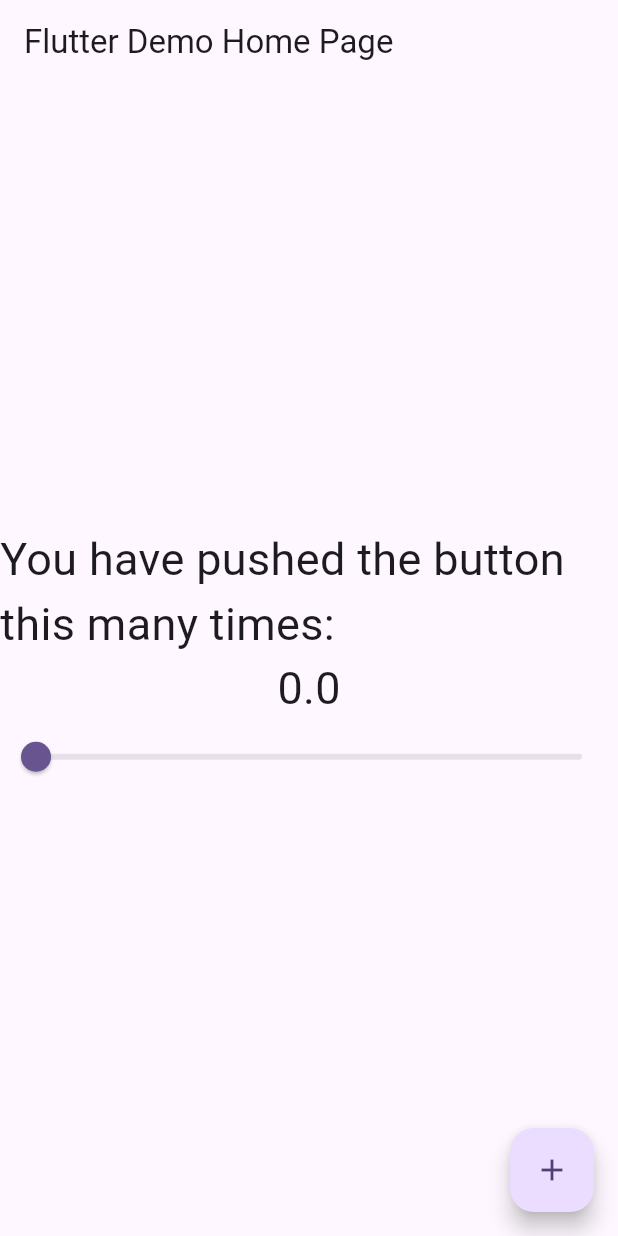
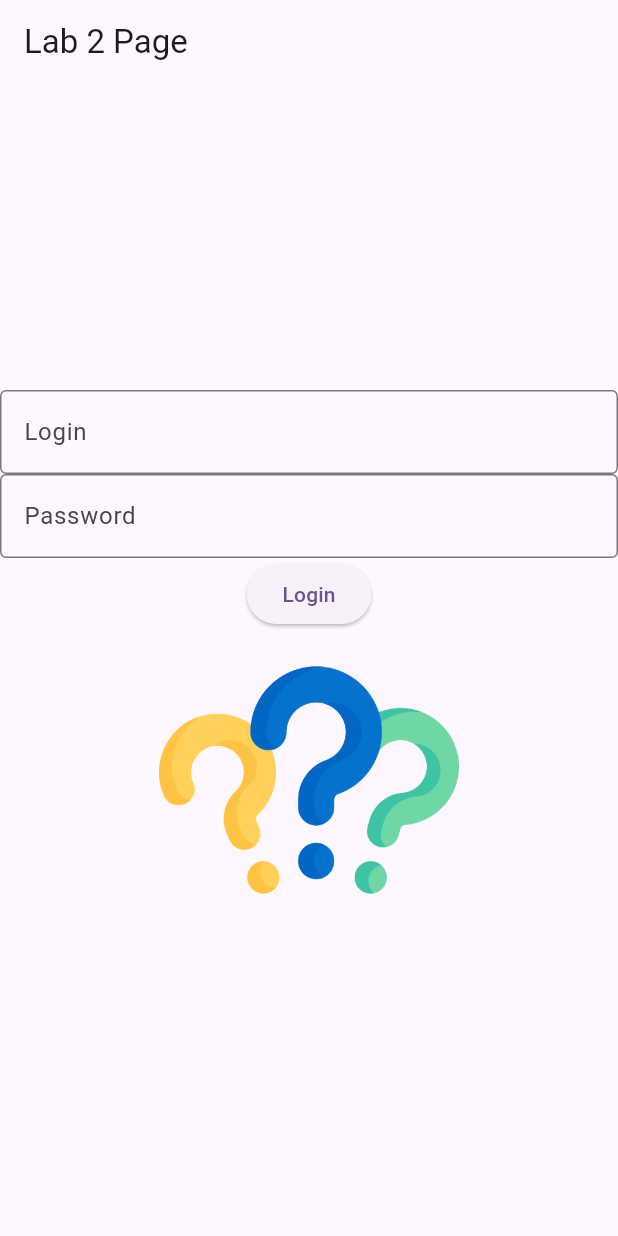
Before and after one commit to mt00145/my_cst2355_labs5, a Flutter app: the screen it shows after launch, on a phone screen of 412 x 824 dp. Run offline on Flutter 3.47's test engine with Material 3 defaults, Android fonts, the phone set to English and light mode, and no system bars.

Commit message:
added pic

```diff
--- a/lib/main.dart
+++ b/lib/main.dart
@@ -10,11 +10,11 @@ class MyApp extends StatelessWidget {
   @override
   Widget build(BuildContext context) {
     return MaterialApp(
-      title: 'Flutter Demo',
+      title: 'Lab 2',
       theme: ThemeData(
         colorScheme: ColorScheme.fromSeed(seedColor: Colors.deepPurple),
       ),
-      home: const MyHomePage(title: 'Flutter Demo Home Page'),
+      home: const MyHomePage(title: 'Lab 2 Page'),
     );
   }
 }
@@ -29,24 +29,22 @@ class MyHomePage extends StatefulWidget {
 }
 
 class _MyHomePageState extends State<MyHomePage> {
-  var _counter = 0.0;
-  var _myFontSize = 30.0;
+  late TextEditingController _controllerLogin;
+  late TextEditingController _controllerPassword;
+  var password = "";
 
-  void setNewValue(double value) {
-    setState((){
-      _counter = value;
-      _myFontSize = value;
-    });
+  @override
+  void initState() {
+    super.initState();
+    _controllerLogin = TextEditingController();
+    _controllerPassword = TextEditingController();
   }
 
-  void _incrementCounter() {
-    setState(() {
-
-      if(_counter < 99) {
-        _counter++;
-        _myFontSize = _counter;
-      }
-    });
+  @override
+  void dispose() {
+    _controllerLogin.dispose();
+    _controllerPassword.dispose();
+    super.dispose();
   }
 
   @override
@@ -59,21 +57,29 @@ class _MyHomePageState extends State<MyHomePage> {
         child: Column(
           mainAxisAlignment: MainAxisAlignment.center,
           children: <Widget>[
-            Text('You have pushed the button this many times:', style: TextStyle(fontSize: _myFontSize),),
-            Text(
-              '$_counter',
-              style: TextStyle(fontSize: _myFontSize),
+            TextField(controller: _controllerLogin,
+                decoration: InputDecoration(
+                    hintText:"Login",
+                    border: OutlineInputBorder()
+                )),//Login Name Text Field
+            TextField(controller: _controllerPassword, obscureText:true,
+                decoration: InputDecoration(
+                    hintText:"Password",
+                    border: OutlineInputBorder(),
+                )),//Password Text Field
+            ElevatedButton(
+              onPressed: () {  password = _controllerPassword.value.text; }, //  <--- Lambda function
+              child:Text("Login"),
             ),
-
-            Slider(value:_counter, max:100.0, onChanged: setNewValue, min:0.0,)
+            Image.asset("images/question-mark.png", width: 200, height:200)
           ],
         ),
       ),
-      floatingActionButton: FloatingActionButton(
-        onPressed: _incrementCounter,
-        tooltip: 'Incremen  t',
-        child: const Icon(Icons.add),
-      ),
+      // floatingActionButton: FloatingActionButton(
+      //   onPressed: _incrementCounter,
+      //   tooltip: 'Increment',
+      //   child: const Icon(Icons.add),
+      // ),
     );
   }
 }
--- a/pubspec.yaml
+++ b/pubspec.yaml
@@ -61,6 +61,10 @@ flutter:
   # assets:
   #   - images/a_dot_burr.jpeg
   #   - images/a_dot_ham.jpeg
+  #   - images/question-mark.png
+
+  assets:
+    - images/question-mark.png
 
   # An image asset can refer to one or more resolution-specific "variants", see
   # https://flutter.dev/to/resolution-aware-images
```
Also changed, not shown: images/question-mark.png (added).
